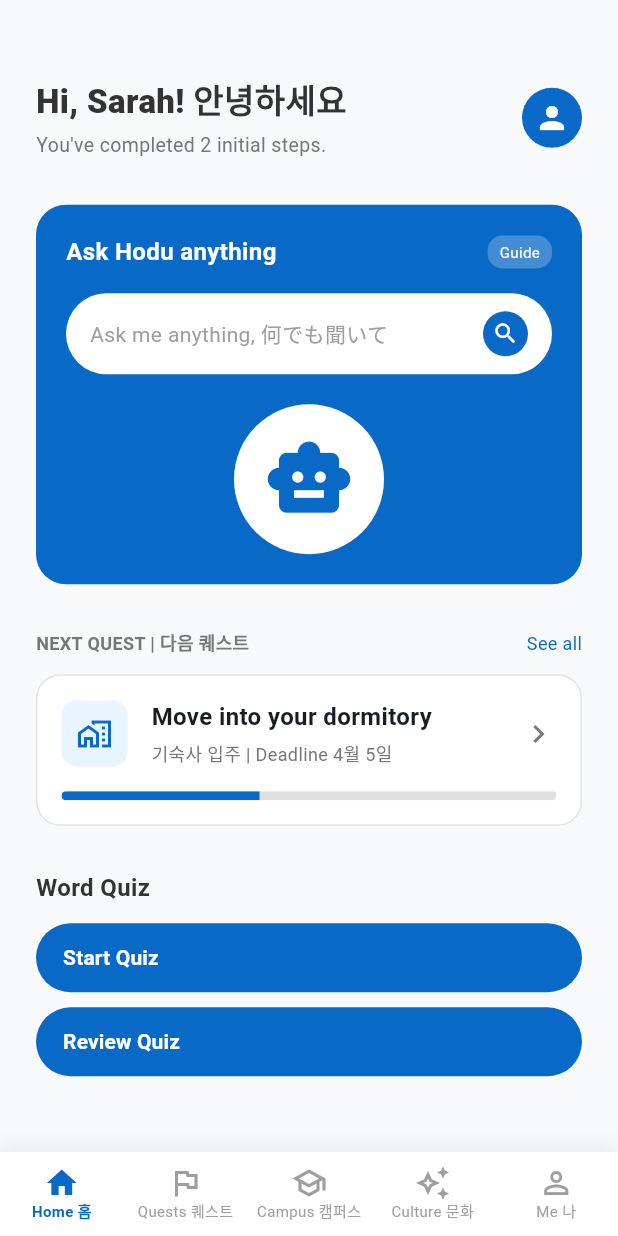
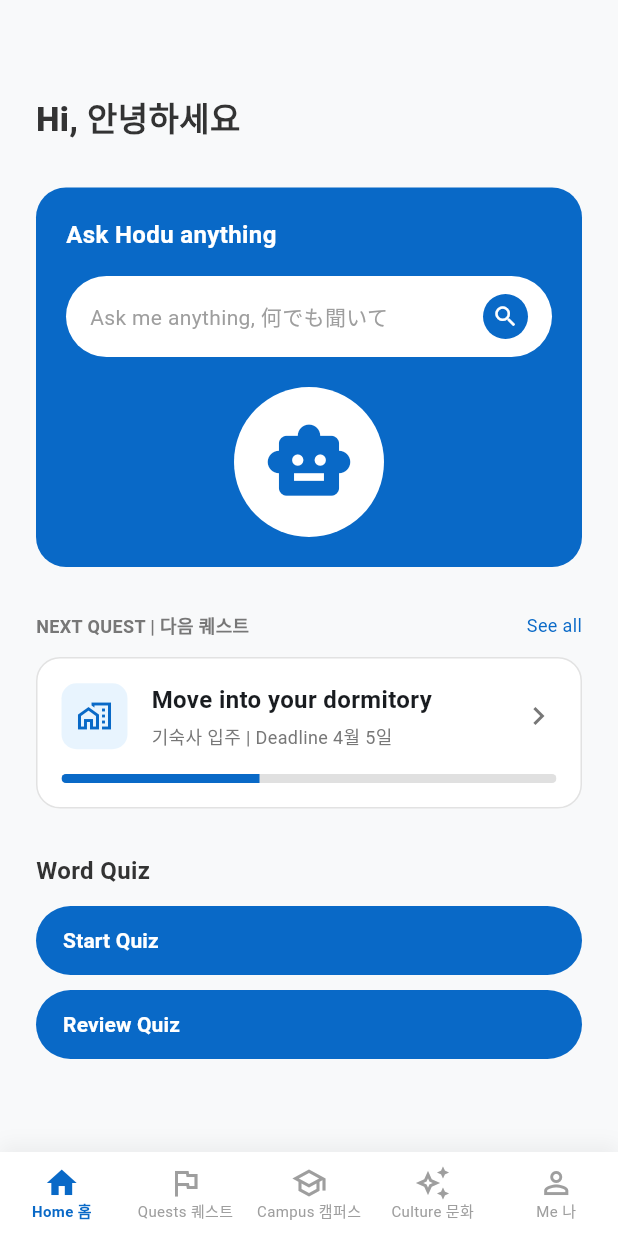
Before and after one commit to xgledsp/Mobile-programming, a Flutter app: the LoginPage screen opened directly, after a tap on "Log In", on a phone screen of 412 x 824 dp. Run offline on Flutter 3.47's test engine with Material 3 defaults, Android fonts, the phone set to English and light mode, and no system bars.

Commit message:
Add files via upload

```diff
--- a/lib/home_page.dart
+++ b/lib/home_page.dart
@@ -63,29 +63,9 @@ class HomePage extends StatelessWidget {
             child: Column(
               crossAxisAlignment: CrossAxisAlignment.start,
               children: [
-                Row(
-                  mainAxisAlignment: MainAxisAlignment.spaceBetween,
-                  children: [
-                    Column(
-                      crossAxisAlignment: CrossAxisAlignment.start,
-                      children: [
-                        const Text(
-                          'Hi, Sarah! 안녕하세요',
-                          style: TextStyle(fontSize: 22, fontWeight: FontWeight.w800, color: darkText),
-                        ),
-                        const SizedBox(height: 4),
-                        const Text(
-                          "You've completed 2 initial steps.",
-                          style: TextStyle(fontSize: 13, color: lightText),
-                        ),
-                      ],
-                    ),
-                    const CircleAvatar(
-                      radius: 20,
-                      backgroundColor: primaryBlue,
-                      child: Icon(Icons.person, color: Colors.white),
-                    ),
-                  ],
+                              const Text(
+                  'Hi, 안녕하세요',
+                  style: TextStyle(fontSize: 22, fontWeight: FontWeight.w800, color: darkText),
                 ),
                 const SizedBox(height: 30),
 
@@ -106,22 +86,9 @@ class HomePage extends StatelessWidget {
                     child: Column(
                       crossAxisAlignment: CrossAxisAlignment.start,
                       children: [
-                        Row(
-                          mainAxisAlignment: MainAxisAlignment.spaceBetween,
-                          children: [
-                            const Text(
-                              'Ask Hodu anything',
-                              style: TextStyle(color: Colors.white, fontSize: 16, fontWeight: FontWeight.bold),
-                            ),
-                            Container(
-                              padding: const EdgeInsets.symmetric(horizontal: 8, vertical: 4),
-                              decoration: BoxDecoration(
-                                color: Colors.white24,
-                                borderRadius: BorderRadius.circular(10),
-                              ),
-                              child: const Text('Guide', style: TextStyle(color: Colors.white, fontSize: 10)),
-                            )
-                          ],
+                                                const Text(
+                          'Ask Hodu anything',
+                          style: TextStyle(color: Colors.white, fontSize: 16, fontWeight: FontWeight.bold),
                         ),
                         const SizedBox(height: 16),
                         Container(
--- a/lib/login_page.dart
+++ b/lib/login_page.dart
@@ -33,15 +33,7 @@ class LoginPage extends StatelessWidget {
                     'Welcome back!',
                     style: TextStyle(fontSize: 28, fontWeight: FontWeight.w800, color: darkText),
                   ),
-                  Container(
-                    width: 50,
-                    height: 50,
-                    decoration: const BoxDecoration(
-                      color: primaryBlue,
-                      shape: BoxShape.circle,
-                    ),
-                    child: const Icon(Icons.language, color: Colors.white),
-                  )
+
                 ],
               ),
               const SizedBox(height: 8),
@@ -55,16 +47,7 @@ class LoginPage extends StatelessWidget {
               const SizedBox(height: 20),
               _buildTextField('Password', 'Enter your password', isPassword: true),
 
-              Align(
-                alignment: Alignment.centerRight,
-                child: TextButton(
-                  onPressed: () {},
-                  child: const Text(
-                    'Forgot password?',
-                    style: TextStyle(color: primaryBlue, fontWeight: FontWeight.w600),
-                  ),
-                ),
-              ),
+
               const SizedBox(height: 20),
 
               SizedBox(
@@ -79,31 +62,15 @@ class LoginPage extends StatelessWidget {
                       ),
                     );
                   },
-                  style: ElevatedButton.styleFrom(
+                                    style: ElevatedButton.styleFrom(
                     backgroundColor: primaryBlue,
+                    foregroundColor: Colors.white,
                     shape: RoundedRectangleBorder(borderRadius: BorderRadius.circular(12)),
                   ),
                   child: const Text('Log In', style: TextStyle(fontSize: 16, fontWeight: FontWeight.bold)),
                 ),
               ),
-              const SizedBox(height: 20),
 
-              SizedBox(
-                width: double.infinity,
-                height: 56,
-                child: OutlinedButton.icon(
-                  onPressed: () {},
-                  icon: const Icon(Icons.g_mobiledata, size: 32, color: darkText),
-                  label: const Text(
-                    'Continue with Google',
-                    style: TextStyle(color: darkText, fontSize: 16, fontWeight: FontWeight.w600),
-                  ),
-                  style: OutlinedButton.styleFrom(
-                    side: const BorderSide(color: borderGray),
-                    shape: RoundedRectangleBorder(borderRadius: BorderRadius.circular(12)),
-                  ),
-                ),
-              ),
               const SizedBox(height: 40),
 
               Center(
```
Also changed, not shown: lib/onboarding.dart (+13 -23 lines), lib/signup_page.dart (+24 -20 lines).
